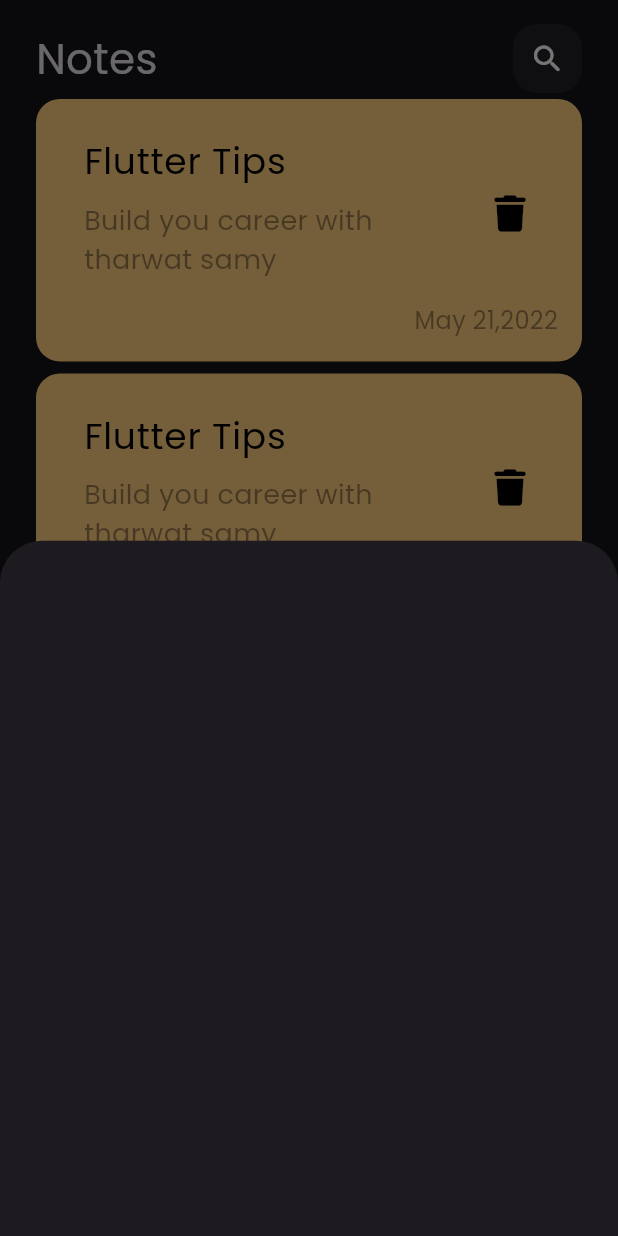
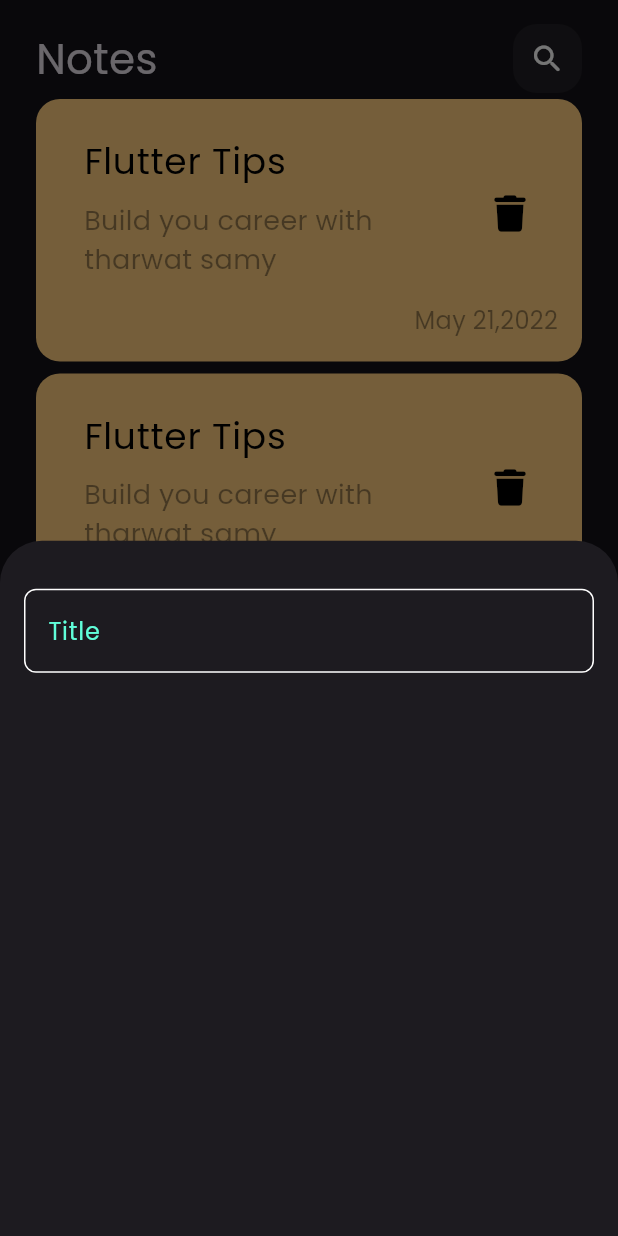
Before and after one commit to EnassKadree/notes_app, a Flutter app: the screen it shows after launch, after a tap on the "add" icon, on a phone screen of 412 x 824 dp. Run offline on Flutter 3.47's test engine with Material 3 defaults, Android fonts, the phone set to English and light mode, and no system bars; our stand-ins replace font_awesome_flutter.

Commit message:
create custom text field

```diff
--- /dev/null
+++ b/lib/constants.dart
@@ -0,0 +1,3 @@
+import 'package:flutter/material.dart';
+
+const kPrimaryColor = Color(0xff60fed9);
--- a/lib/main.dart
+++ b/lib/main.dart
@@ -1,4 +1,5 @@
 import 'package:flutter/material.dart';
+import 'package:ntoes_app/constants.dart';
 import 'package:ntoes_app/views/notes_view.dart';
 
 void main() {
@@ -21,7 +22,7 @@ class NotesApp extends StatelessWidget
         fontFamily: 'Poppins',
         floatingActionButtonTheme: const FloatingActionButtonThemeData
         (
-          backgroundColor: Color(0xff60fed9),
+          backgroundColor: kPrimaryColor,
           shape: CircleBorder(),
         )
       ),
--- a/lib/views/widgets/add_note_modal.dart
+++ b/lib/views/widgets/add_note_modal.dart
@@ -1,6 +1,7 @@
 
 
 import 'package:flutter/material.dart';
+import 'package:ntoes_app/views/widgets/custom_text_field.dart';
 
 class AddNoteModalBottomSheet extends StatelessWidget
 {
@@ -9,6 +10,16 @@ class AddNoteModalBottomSheet extends StatelessWidget
   @override
   Widget build(BuildContext context)
   {
-    return Container();
+    return Padding
+    (
+      padding: const EdgeInsets.symmetric(vertical: 32, horizontal: 16),
+      child: Column
+      (
+        children:
+        [
+          CustomTextField()
+        ],
+      ),
+    );
   }
 }
--- /dev/null
+++ b/lib/views/widgets/custom_text_field.dart
@@ -0,0 +1,32 @@
+import 'package:flutter/material.dart';
+import 'package:ntoes_app/constants.dart';
+
+class CustomTextField extends StatelessWidget
+{
+  const CustomTextField({super.key});
+
+  @override
+  Widget build(BuildContext context)
+  {
+    return TextField
+    (
+
+      decoration: InputDecoration
+      (
+        border: buildBorder(),
+        enabledBorder: buildBorder(),
+        focusedBorder: buildBorder(kPrimaryColor),
+        hintStyle: const TextStyle(color: kPrimaryColor),
+        hintText: 'Title'
+      ),
+    );
+  }
+
+  OutlineInputBorder buildBorder([color]) {
+    return OutlineInputBorder
+      (
+        borderRadius: BorderRadius.circular(8),
+        borderSide: BorderSide(color: color ??  Colors.white)
+      );
+  }
+}
```
